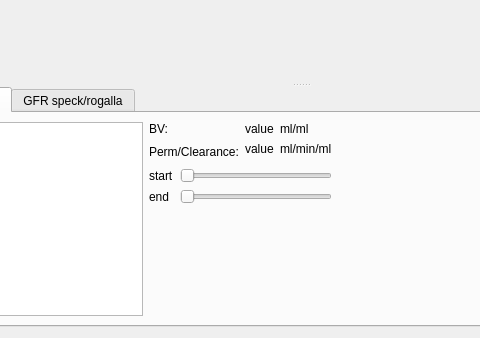
First picture: the form in analyse/AnalyseDialog.ui, repository hmeyer/perfusionkit, before the edit; both pictures show x 135 to 615 and y 370 to 708 of the 871 by 708 pixel window.
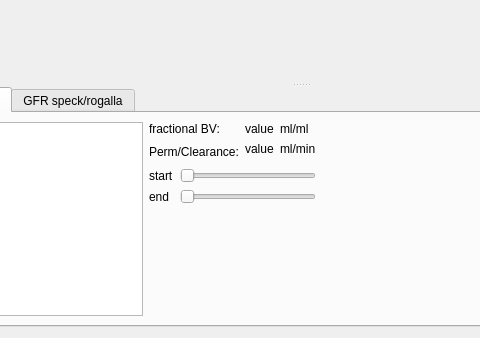
Second picture: the form after the edit. The open tabs and pages were chosen to show the change. Custom widgets are drawn as their Qt base class.

The edit to the form file:
```diff
--- a/analyse/AnalyseDialog.ui
+++ b/analyse/AnalyseDialog.ui
@@ -162,7 +162,7 @@
               </sizepolicy>
              </property>
              <property name="text">
-              <string>BV:</string>
+              <string>fractional BV:</string>
              </property>
             </widget>
            </item>
@@ -294,7 +294,7 @@
            <item row="1" column="2">
             <widget class="QLabel" name="label_16">
              <property name="text">
-              <string>ml/min/ml</string>
+              <string>ml/min</string>
              </property>
             </widget>
            </item>
```
